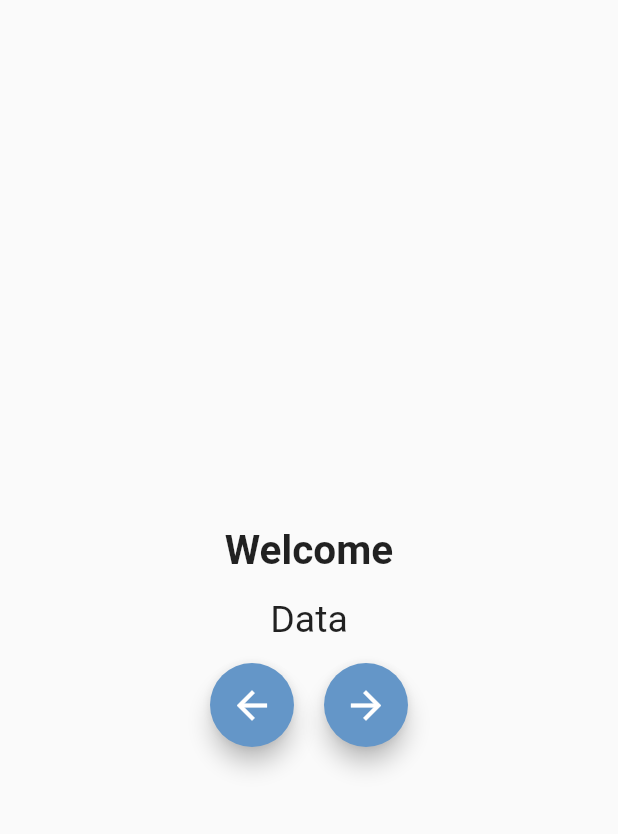
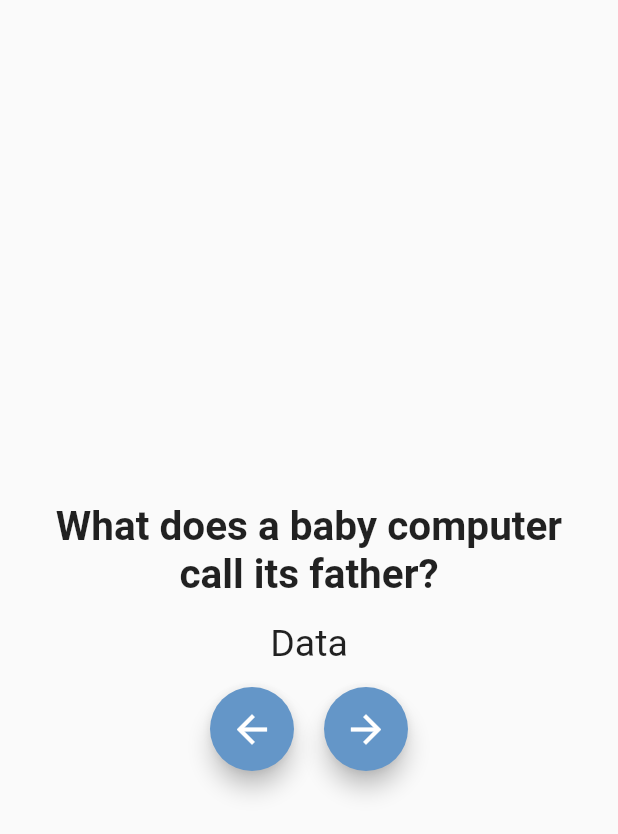
Before and after one commit to mohamed-cpp/bad_jokes_flutter, a Flutter app: the screen it shows after launch, on a phone screen of 412 x 824 dp. Shown: the top 834 px of the screen. Run offline on Flutter 3.47's test engine with Material 2 defaults, Android fonts, the phone set to English and light mode, and no system bars.

Commit message:
add jokes

```diff
--- a/lib/main.dart
+++ b/lib/main.dart
@@ -1,10 +1,35 @@
 import 'package:flutter/material.dart';
 
 void main() {
-  runApp(MainApp());
+  runApp(MyApp());
 }
 
-class MainApp extends StatelessWidget{
+class MyApp extends StatefulWidget{
+  @override
+  State<StatefulWidget> createState() {
+    return MainApp();
+  }
+}
+
+//class MainApp extends StatelessWidget{ // not refresh screen
+class MainApp extends State<MyApp>{
+
+
+
+  var _jokes = [
+    {"question": "What does a baby computer call its father?", "answer": "Data"},
+    {"question": "What's a pencil with two erasers called?", "answer": "Pointless"},
+    {"question": "Why is the calendar always scared?", "answer": "Because it's days are numbered"},
+    {"question": "What do you call a fish with no eye", "answer": "Fsh"},
+  ];
+  var jokesindex = 0 ;
+  nextJoke(int steps){
+      var jokesLength = (_jokes.length - 1);
+      int num = jokesindex + steps;
+    setState(() {
+      jokesindex = num < 0 ? jokesLength : num > jokesLength   ? 0 : num;
+    });
+  }
 
   @override
   Widget build(BuildContext context) {
@@ -15,24 +40,24 @@ class MainApp extends StatelessWidget{
           children: <Widget>[
             Container(
               margin: const EdgeInsets.fromLTRB(25, 25, 25, 0),
-              child: const Text("Welcome",
+              child: Text(_jokes[jokesindex]["question"] as String,
                     style: TextStyle(fontSize: 27, fontWeight: FontWeight.bold),
                     textAlign: TextAlign.center),
             ),
             Container(
               margin: const EdgeInsets.all(15),
-              child: const Text("Data",
+              child: Text(_jokes[jokesindex]["answer"] as String,
                     style: TextStyle(fontSize: 25),
                     textAlign: TextAlign.center),
             ),
             Row(mainAxisAlignment: MainAxisAlignment.center,children: [
               Container(
                 margin: EdgeInsets.fromLTRB(0, 0, 10, 0),
-                child: FloatingActionButton(onPressed: null, child: Icon(Icons.arrow_back, size: 30), backgroundColor: Color.fromRGBO(100, 150, 200, 1),)
+                child: FloatingActionButton(onPressed: (){ nextJoke(-1);}, child: Icon(Icons.arrow_back, size: 30), backgroundColor: Color.fromRGBO(100, 150, 200, 1),)
               ),
               Container(
                 margin: EdgeInsets.fromLTRB(10, 0, 0, 0),
-                child: FloatingActionButton(onPressed: null, child: Icon(Icons.arrow_forward, size: 30,),backgroundColor: Color.fromRGBO(100, 150, 200, 1)),
+                child: FloatingActionButton(onPressed: (){ nextJoke(1);}, child: Icon(Icons.arrow_forward, size: 30,),backgroundColor: Color.fromRGBO(100, 150, 200, 1)),
               )
             ],)
         ],))
```
Also changed, not shown: 1 other file.
